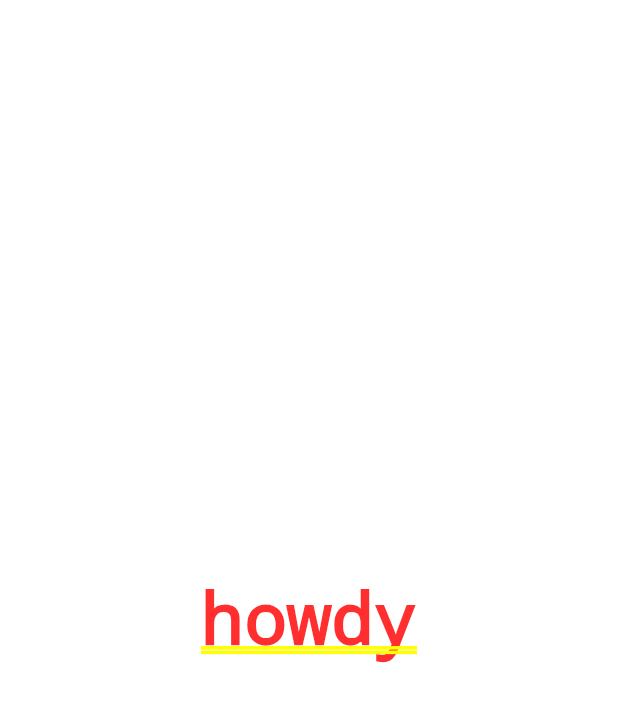
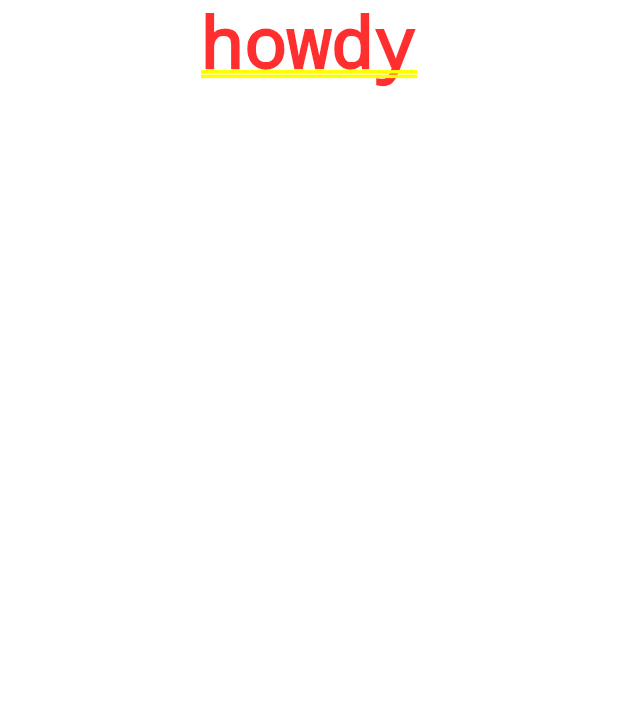
Before and after one commit to gjf7128/wexenergy_app, a Flutter app: the screen it shows after launch, on a phone screen of 412 x 824 dp. Shown: the top 702 px of the screen. Run offline on Flutter 3.47's test engine with Material 3 defaults, Android fonts, the phone set to English and light mode, and no system bars; our stand-ins replace go_router.

```diff
--- a/lib/Pages/login_page.dart
+++ b/lib/Pages/login_page.dart
@@ -5,8 +5,12 @@ class LoginPage extends StatelessWidget {
 
   @override
   Widget build(BuildContext context) {
-    return const Center(
-      child: Text("howdy"),
+    return const Column(
+      children: [
+        Center(
+          child: Text("howdy"),
+        ),
+      ],
     );
   }
 }
--- a/lib/main.dart
+++ b/lib/main.dart
@@ -10,6 +10,7 @@ void main() {
 class MyApp extends StatelessWidget {
   MyApp({super.key});
 
+//Insert pages here
   final GoRouter _router = GoRouter(
     routes: [
       GoRoute(
```
